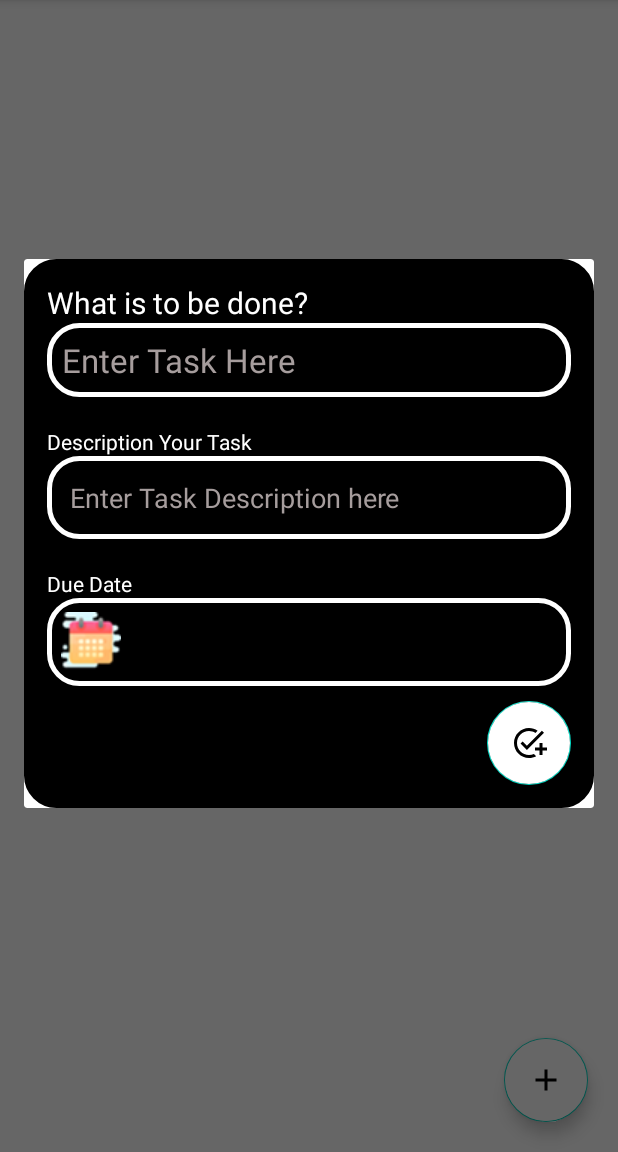
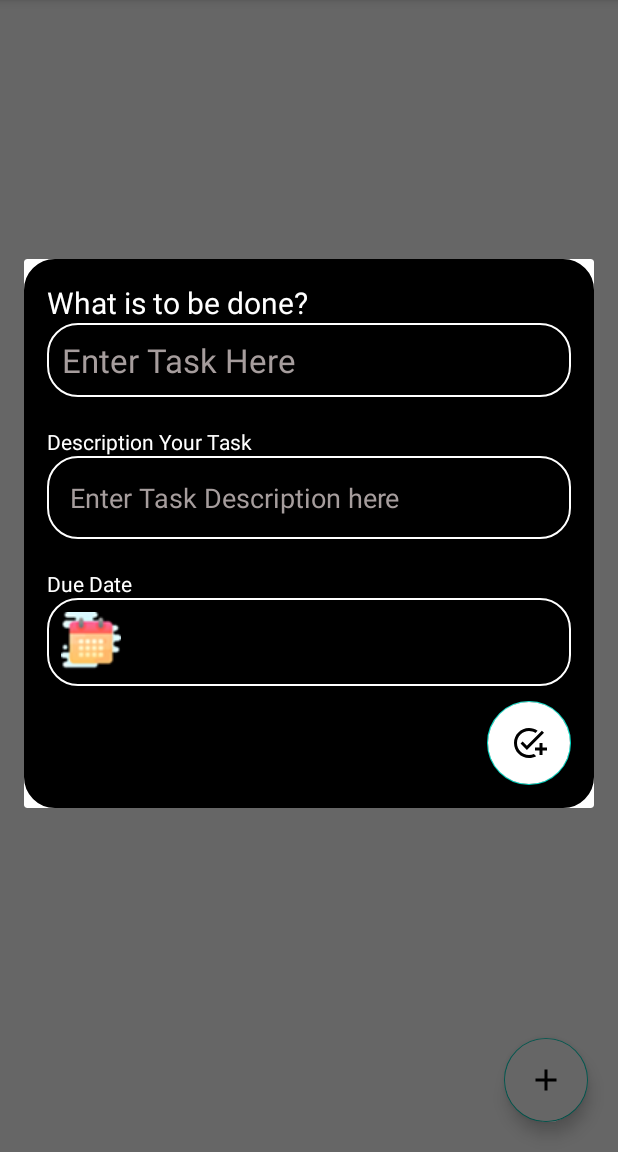
Before and after one commit to Aman-Singh-Rawat/ToDoApp, an Android app: the screen it shows after launch (MainActivity), after a tap on "AddBtn", on a phone screen of 412 x 824 dp, the part 84-1236 px from its top. Run offline under Robolectric (Android 15) with nearby library versions, the phone set to English and light mode, and no system bars.

Commit message:
decrease the width of stroke

```diff
--- a/app/src/main/res/drawable/custom_dialog_bg.xml
+++ b/app/src/main/res/drawable/custom_dialog_bg.xml
@@ -5,7 +5,7 @@
         <shape android:shape="rectangle">
 
             <stroke
-                android:width="3dp"
+                android:width="1dp"
                 android:color="@color/white"/>
 
             <corners
```
